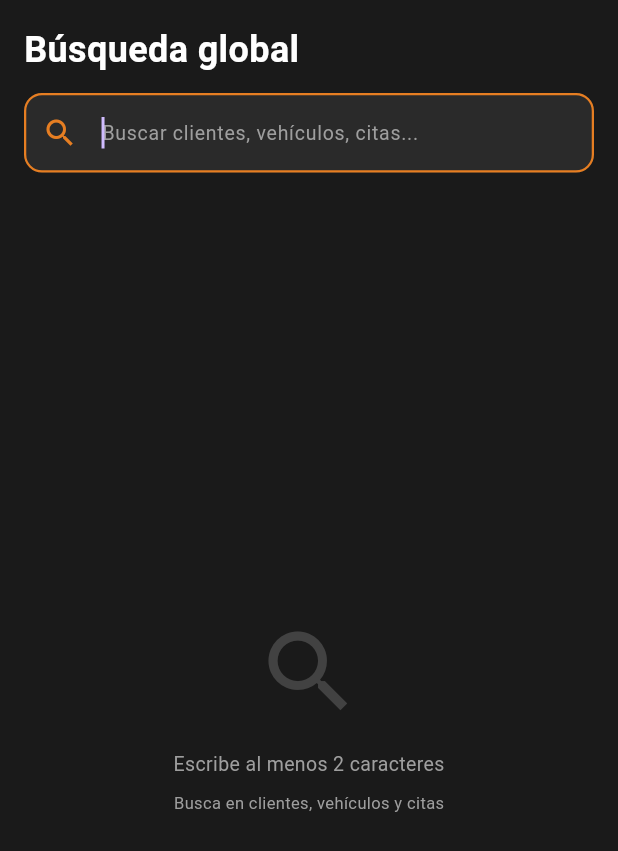
After one commit to oscarsalt/taller_pro, a Flutter app: the BusquedaScreen screen opened directly, on a phone screen of 412 x 824 dp. The commit adds this screen. Shown: the top 851 px of the screen. Run offline on Flutter 3.47's test engine with Material 3 defaults, Android fonts, the phone set to English and light mode, and no system bars; our stand-ins replace fl_chart, shared_preferences; accounts and stored records are empty.

Commit message:
s.g: busqueda global

```diff
--- /dev/null
+++ b/lib/screens/busqueda_screen.dart
@@ -0,0 +1,294 @@
+import 'dart:async';
+import 'package:flutter/material.dart';
+import '../api_service.dart';
+import '../theme/app_theme.dart';
+
+class BusquedaScreen extends StatefulWidget {
+  const BusquedaScreen({super.key});
+
+  @override
+  State<BusquedaScreen> createState() => _BusquedaScreenState();
+}
+
+class _BusquedaScreenState extends State<BusquedaScreen> {
+  final searchController = TextEditingController();
+  Timer? _debounce;
+
+  List<dynamic> clientes = [];
+  List<dynamic> vehiculos = [];
+  List<dynamic> citas = [];
+
+  bool cargando = false;
+  bool buscado = false;
+
+  @override
+  void dispose() {
+    _debounce?.cancel();
+    searchController.dispose();
+    super.dispose();
+  }
+
+  void _onSearchChanged(String query) {
+    if (_debounce?.isActive ?? false) _debounce!.cancel();
+    _debounce = Timer(const Duration(milliseconds: 400), () {
+      if (query.trim().length >= 2) {
+        buscar(query.trim());
+      } else {
+        setState(() {
+          clientes = [];
+          vehiculos = [];
+          citas = [];
+          buscado = false;
+        });
+      }
+    });
+  }
+
+  Future<void> buscar(String q) async {
+    setState(() => cargando = true);
+    try {
+      final res = await ApiService.get('/buscar?q=$q');
+      if (res is Map) {
+        final data = Map<String, dynamic>.from(res);
+        setState(() {
+          clientes = data['clientes'] is List ? data['clientes'] : [];
+          vehiculos = data['vehiculos'] is List ? data['vehiculos'] : [];
+          citas = data['citas'] is List ? data['citas'] : [];
+          buscado = true;
+          cargando = false;
+        });
+      }
+    } catch (e) {
+      setState(() => cargando = false);
+    }
+  }
+
+  int get totalResultados => clientes.length + vehiculos.length + citas.length;
+
+  @override
+  Widget build(BuildContext context) {
+    return Scaffold(
+      backgroundColor: AppTheme.bgColor,
+      body: Column(
+        children: [
+          // Barra de búsqueda
+          Padding(
+            padding: const EdgeInsets.all(16),
+            child: Column(
+              crossAxisAlignment: CrossAxisAlignment.start,
+              children: [
+                Text('Búsqueda global', style: AppTheme.titulo),
+                const SizedBox(height: 12),
+                TextField(
+                  controller: searchController,
+                  style: AppTheme.cuerpo,
+                  autofocus: true,
+                  onChanged: _onSearchChanged,
+                  decoration: InputDecoration(
+                    hintText: 'Buscar clientes, vehículos, citas...',
+                    hintStyle: AppTheme.muted,
+                    prefixIcon:
+                        const Icon(Icons.search, color: AppTheme.accentColor),
+                    suffixIcon: searchController.text.isNotEmpty
+                        ? IconButton(
+                            icon: const Icon(Icons.close, color: Colors.grey),
+                            onPressed: () {
+                              searchController.clear();
+                              setState(() {
+                                clientes = [];
+                                vehiculos = [];
+                                citas = [];
+                                buscado = false;
+                              });
+                            },
+                          )
+                        : null,
+                    filled: true,
+                    fillColor: AppTheme.cardColor,
+                    border: OutlineInputBorder(
+                      borderRadius: BorderRadius.circular(12),
+                      borderSide: BorderSide.none,
+                    ),
+                    focusedBorder: OutlineInputBorder(
+                      borderRadius: BorderRadius.circular(12),
+                      borderSide: const BorderSide(
+                          color: AppTheme.accentColor, width: 1.5),
+                    ),
+                  ),
+                ),
+                if (buscado && !cargando) ...[
+                  const SizedBox(height: 8),
+                  Text(
+                    totalResultados == 0
+                        ? 'Sin resultados para "${searchController.text}"'
+                        : '$totalResultados resultado${totalResultados != 1 ? 's' : ''} encontrado${totalResultados != 1 ? 's' : ''}',
+                    style: AppTheme.muted,
+                  ),
+                ],
+              ],
+            ),
+          ),
+
+          // Resultados
+          Expanded(
+            child: cargando
+                ? const Center(
+                    child:
+                        CircularProgressIndicator(color: AppTheme.accentColor))
+                : !buscado
+                    ? _buildEstadoInicial()
+                    : totalResultados == 0
+                        ? _buildSinResultados()
+                        : ListView(
+                            padding: const EdgeInsets.symmetric(horizontal: 16),
+                            children: [
+                              if (clientes.isNotEmpty) ...[
+                                _buildSeccionHeader(
+                                    'Clientes', Icons.people, clientes.length),
+                                ...clientes.map((c) => _buildClienteItem(c)),
+                                const SizedBox(height: 8),
+                              ],
+                              if (vehiculos.isNotEmpty) ...[
+                                _buildSeccionHeader('Vehículos',
+                                    Icons.directions_car, vehiculos.length),
+                                ...vehiculos.map((v) => _buildVehiculoItem(v)),
+                                const SizedBox(height: 8),
+                              ],
+                              if (citas.isNotEmpty) ...[
+                                _buildSeccionHeader('Citas',
+                                    Icons.calendar_month, citas.length),
+                                ...citas.map((c) => _buildCitaItem(c)),
+                              ],
+                              const SizedBox(height: 24),
+                            ],
+                          ),
+          ),
+        ],
+      ),
+    );
+  }
+
+  Widget _buildEstadoInicial() {
+    return Center(
+      child: Column(
+        mainAxisAlignment: MainAxisAlignment.center,
+        children: [
+          Icon(Icons.search, size: 72, color: Colors.grey.withOpacity(0.3)),
+          const SizedBox(height: 16),
+          Text('Escribe al menos 2 caracteres', style: AppTheme.muted),
+          const SizedBox(height: 8),
+          Text('Busca en clientes, vehículos y citas', style: AppTheme.small),
+        ],
+      ),
+    );
+  }
+
+  Widget _buildSinResultados() {
+    return Center(
+      child: Column(
+        mainAxisAlignment: MainAxisAlignment.center,
+        children: [
+          Icon(Icons.search_off, size: 72, color: Colors.grey.withOpacity(0.3)),
+          const SizedBox(height: 16),
+          Text('No se encontró nada', style: AppTheme.muted),
+          const SizedBox(height: 8),
+          Text('Prueba con otro término de búsqueda', style: AppTheme.small),
+        ],
+      ),
+    );
+  }
+
+  Widget _buildSeccionHeader(String titulo, IconData icon, int count) {
+    return Padding(
+      padding: const EdgeInsets.only(bottom: 8),
+      child: Row(
+        children: [
+          Icon(icon, color: AppTheme.accentColor, size: 16),
+          const SizedBox(width: 8),
+          Text(titulo,
+              style: const TextStyle(
+                  color: AppTheme.accentColor,
+                  fontWeight: FontWeight.bold,
+                  fontSize: 13)),
+          const SizedBox(width: 8),
+          Container(
+            padding: const EdgeInsets.symmetric(horizontal: 6, vertical: 2),
+            decoration: BoxDecoration(
+              color: AppTheme.accentColor.withOpacity(0.15),
+              borderRadius: BorderRadius.circular(10),
+            ),
+            child: Text('$count',
+                style: const TextStyle(
+                    color: AppTheme.accentColor,
+                    fontSize: 11,
+                    fontWeight: FontWeight.bold)),
+          ),
+        ],
+      ),
+    );
+  }
+
+  Widget _buildClienteItem(dynamic c) {
+    return Container(
+      margin: const EdgeInsets.only(bottom: 8),
+      decoration: AppTheme.card(),
+      child: ListTile(
+        leading: AppTheme.avatar(c['nombre']?.toString() ?? '?'),
+        title: Text(c['nombre']?.toString() ?? '', style: AppTheme.cuerpo),
+        subtitle: Text(
+            c['email']?.toString() ?? c['telefono']?.toString() ?? '',
+            style: AppTheme.small),
+        trailing: const Icon(Icons.chevron_right, color: Colors.grey, size: 18),
+      ),
+    );
+  }
+
+  Widget _buildVehiculoItem(dynamic v) {
+    return Container(
+      margin: const EdgeInsets.only(bottom: 8),
+      decoration: AppTheme.card(),
+      child: ListTile(
+        leading: AppTheme.vehiculoIcon(),
+        title: Text(v['nombre']?.toString() ?? '', style: AppTheme.cuerpo),
+        subtitle: Text(v['subtitulo']?.toString() ?? '',
+            style: const TextStyle(
+                color: AppTheme.accentColor,
+                fontSize: 12,
+                fontWeight: FontWeight.bold)),
+        trailing: const Icon(Icons.chevron_right, color: Colors.grey, size: 18),
+      ),
+    );
+  }
+
+  Widget _buildCitaItem(dynamic c) {
+    final partes = c['subtitulo']?.toString().split(' ') ?? [];
+    final fecha = partes.isNotEmpty ? partes[0] : '';
+    final estado = partes.length > 1 ? partes[1] : '';
+
+    return Container(
+      margin: const EdgeInsets.only(bottom: 8),
+      decoration: AppTheme.card(borderColor: AppTheme.estadoColor(estado)),
+      child: ListTile(
+        leading: Container(
+          width: 44,
+          height: 44,
+          decoration: BoxDecoration(
+            color: AppTheme.estadoColor(estado).withOpacity(0.15),
+            borderRadius: BorderRadius.circular(10),
+          ),
+          child: Icon(Icons.build_outlined,
+              color: AppTheme.estadoColor(estado), size: 20),
+        ),
+        title: Text(c['nombre']?.toString() ?? '', style: AppTheme.cuerpo),
+        subtitle: Row(
+          children: [
+            Text(fecha, style: AppTheme.small),
+            const SizedBox(width: 8),
+            AppTheme.estadoChip(estado),
+          ],
+        ),
+        trailing: const Icon(Icons.chevron_right, color: Colors.grey, size: 18),
+      ),
+    );
+  }
+}
--- a/lib/widgets/main_layout.dart
+++ b/lib/widgets/main_layout.dart
@@ -1,5 +1,6 @@
 import 'package:flutter/material.dart';
 import 'package:shared_preferences/shared_preferences.dart';
+import '../screens/busqueda_screen.dart';
 import '../screens/dashboard_screen.dart';
 import '../screens/clientes_screen.dart';
 import '../screens/perfil_screen.dart';
@@ -34,6 +35,8 @@ class _MainLayoutState extends State<MainLayout> {
         icon: Icons.calendar_month_outlined,
         activeIcon: Icons.calendar_month,
         label: 'Citas'),
+    _NavItem(
+        icon: Icons.search_outlined, activeIcon: Icons.search, label: 'Buscar'),
   ];
 
   Future<void> _logout() async {
@@ -58,6 +61,8 @@ class _MainLayoutState extends State<MainLayout> {
         return const VehiculosScreen();
       case 3:
         return const CitasScreen();
+      case 4:
+        return const BusquedaScreen();
       default:
         return const DashboardScreen();
     }
@@ -126,7 +131,6 @@ class _MainLayoutState extends State<MainLayout> {
               const SizedBox(height: 32),
               ...List.generate(_items.length, _buildSidebarItem),
               const Spacer(),
-              // Perfil
               GestureDetector(
                 onTap: _abrirPerfil,
                 child: Container(
@@ -146,7 +150,6 @@ class _MainLayoutState extends State<MainLayout> {
                 ),
               ),
               const SizedBox(height: 8),
-              // Logout
               GestureDetector(
                 onTap: _logout,
                 child: Container(
```
